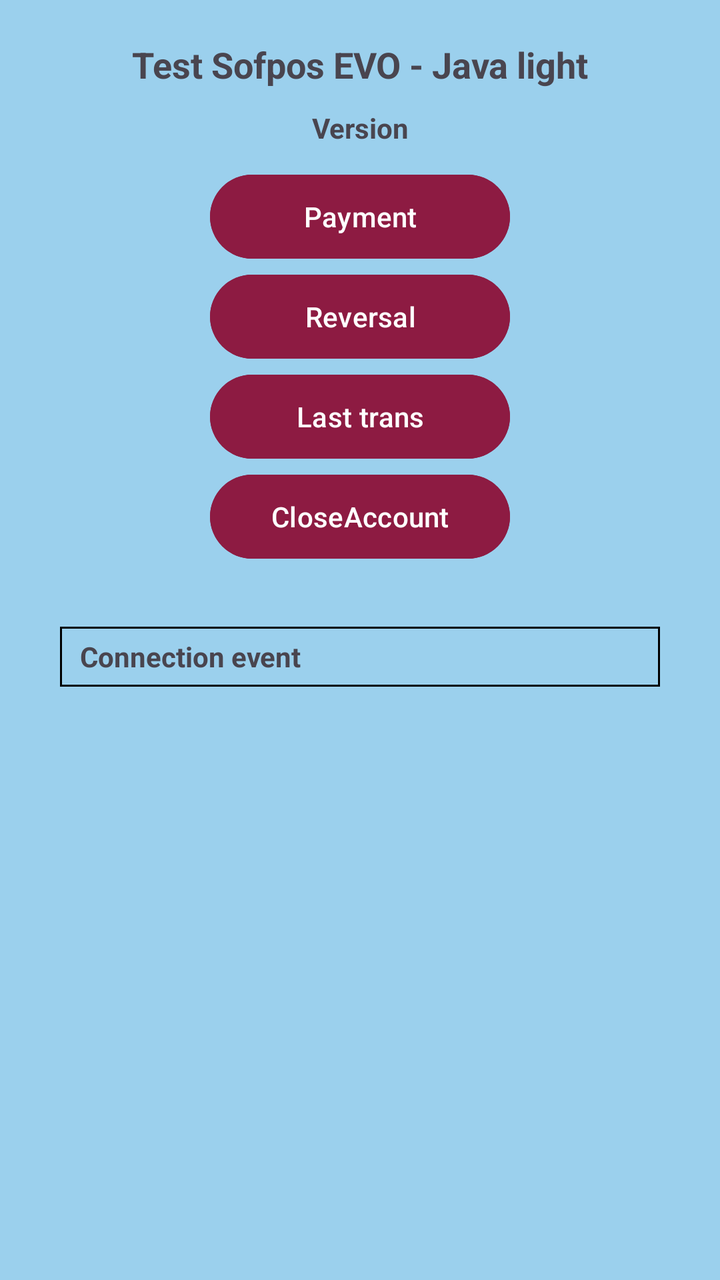
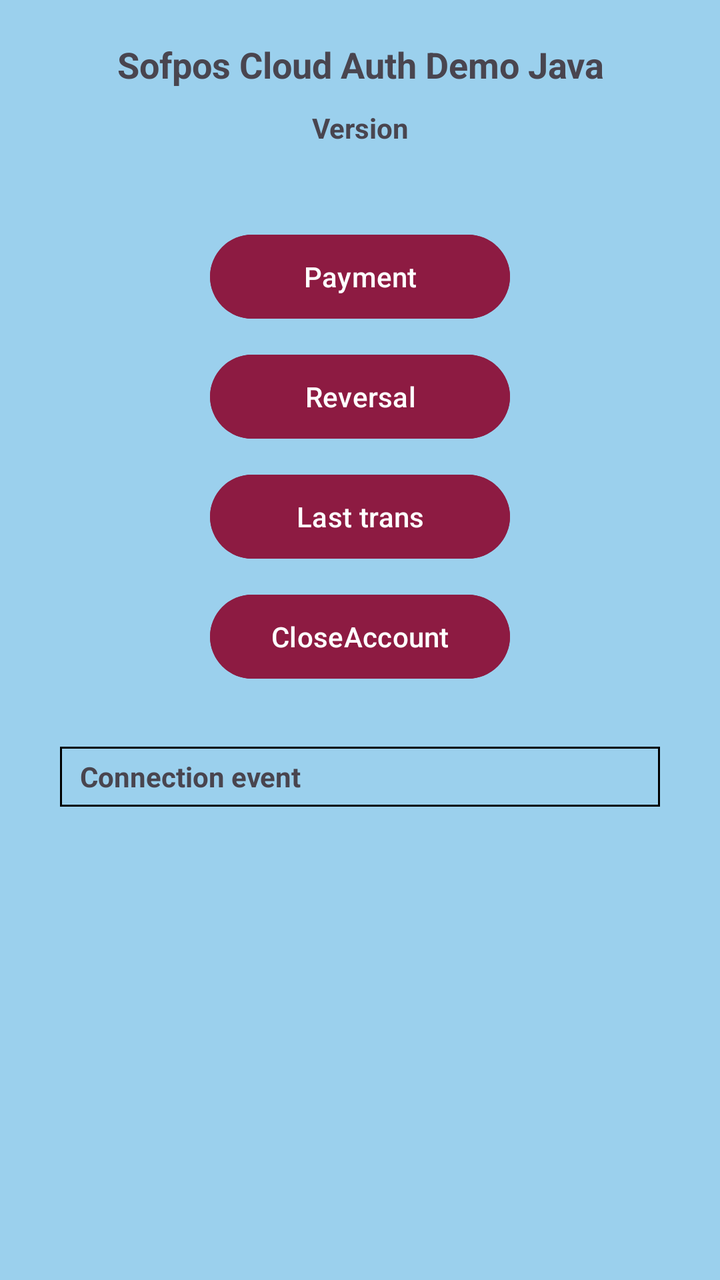

Before-and-after screenshots of an Android layout around one commit, followed by the original layout XML and the change that was made.
<!-- AndroidManifest.xml: application theme Theme.SystIntTestSoftPosEvo -->
<!-- res/layout/activity_main.xml -->
<?xml version="1.0" encoding="utf-8"?>
<LinearLayout xmlns:android="http://schemas.android.com/apk/res/android"
    xmlns:app="http://schemas.android.com/apk/res-auto"
    xmlns:tools="http://schemas.android.com/tools"
    android:id="@+id/main"
    android:layout_width="match_parent"
    android:layout_height="match_parent"
    android:background="@color/color_background_activity"
    android:orientation="vertical"
    tools:context="it.nexi.softpos_evo_java_light.activities.MainActivity">

    <TextView
        android:id="@+id/textView"
        android:layout_width="match_parent"
        android:layout_height="wrap_content"
        android:layout_marginTop="20dp"
        android:text="Test Sofpos EVO - Java light"
        android:textAlignment="center"
        android:textAppearance="@style/TextAppearance.AppCompat.Medium"
        android:textStyle="bold"
        />

    <TextView
        android:id="@+id/textViewAppVersion"
        android:layout_width="wrap_content"
        android:layout_height="wrap_content"
        android:layout_marginTop="10dp"
        android:layout_gravity="center"
        android:text="Version"
        android:textAlignment="center"
        android:textStyle="bold" />

    <ScrollView
        android:layout_width="wrap_content"
        android:layout_height="wrap_content"
        android:layout_gravity="center"
        android:layout_marginTop="10dp"
        >

        <LinearLayout
            android:layout_width="wrap_content"
            android:layout_height="wrap_content"
            android:orientation="vertical"
            android:gravity="center_horizontal"
            >

            <Button
                android:id="@+id/btnPayment"
                android:layout_width="150dp"
                android:layout_height="@dimen/button_height"
                android:backgroundTint="@color/color_background_button"
                android:text="Payment" />

            <Button
                android:id="@+id/btnReversal"
                android:layout_width="150dp"
                android:layout_height="@dimen/button_height"
                android:backgroundTint="@color/color_background_button"
                android:text="Reversal" />

            <Button
                android:id="@+id/btnLastTransaction"
                android:layout_width="150dp"
                android:layout_height="@dimen/button_height"
                android:backgroundTint="@color/color_background_button"
                android:text="Last trans" />

            <Button
                android:id="@+id/btnCloseAccount"
                android:layout_width="150dp"
                android:layout_height="@dimen/button_height"
                android:backgroundTint="@color/color_background_button"
                android:text="CloseAccount" />

            <LinearLayout
                android:layout_width="300dp"
                android:layout_height="30dp"
                android:orientation="horizontal"
                android:layout_marginTop="30dp"
                android:layout_gravity="center_horizontal"
                android:background="@drawable/layout_with_border"
                >

                <TextView
                    android:layout_width="wrap_content"
                    android:layout_height="wrap_content"
                    android:layout_gravity="center_vertical"
                    android:layout_marginStart="10dp"
                    android:text="Connection event"
                    android:textStyle="bold"
                    />

                <TextView
                    android:id="@+id/textViewStatoConnessioneSDK"
                    android:layout_width="wrap_content"
                    android:layout_height="wrap_content"
                    android:layout_gravity="center_vertical"
                    android:layout_marginStart="10dp"
                    android:text=""
                    android:textStyle="bold"
                    />
            </LinearLayout>

        </LinearLayout>

    </ScrollView>

</LinearLayout>
<!-- resources referenced by this layout -->
<resources>
  <color name="color_background_activity">#9BD0ED</color>
  <color name="color_background_button">#8D1B42</color>
  <dimen name="button_height">50dp</dimen>
  <!-- drawable layout_with_border (drawable) -->
  <?xml version="1.0" encoding="utf-8"?>
  <shape xmlns:android="http://schemas.android.com/apk/res/android" android:shape="rectangle">
      <stroke android:width="1dp" />
  </shape>
  <style name="Theme.SystIntTestSoftPosEvo" parent="Base.Theme.SystIntTestSoftPosEvo" />
  <style name="Base.Theme.SystIntTestSoftPosEvo" parent="Theme.Material3.DayNight.NoActionBar">
          
          
      </style>
</resources>

<!-- the commit's change to res/layout/activity_main.xml (unified diff, before → after) -->
@@ -14,7 +14,7 @@
         android:layout_width="match_parent"
         android:layout_height="wrap_content"
         android:layout_marginTop="20dp"
-        android:text="Test Sofpos EVO - Java light"
+        android:text="Sofpos Cloud Auth Demo Java"
         android:textAlignment="center"
         android:textAppearance="@style/TextAppearance.AppCompat.Medium"
         android:textStyle="bold"
@@ -34,7 +34,7 @@
         android:layout_width="wrap_content"
         android:layout_height="wrap_content"
         android:layout_gravity="center"
-        android:layout_marginTop="10dp"
+        android:layout_marginTop="40dp"
         >
 
         <LinearLayout
@@ -55,6 +55,7 @@
                 android:id="@+id/btnReversal"
                 android:layout_width="150dp"
                 android:layout_height="@dimen/button_height"
+                android:layout_marginTop="10dp"
                 android:backgroundTint="@color/color_background_button"
                 android:text="Reversal" />
 
@@ -62,6 +63,7 @@
                 android:id="@+id/btnLastTransaction"
                 android:layout_width="150dp"
                 android:layout_height="@dimen/button_height"
+                android:layout_marginTop="10dp"
                 android:backgroundTint="@color/color_background_button"
                 android:text="Last trans" />
 
@@ -69,6 +71,7 @@
                 android:id="@+id/btnCloseAccount"
                 android:layout_width="150dp"
                 android:layout_height="@dimen/button_height"
+                android:layout_marginTop="10dp"
                 android:backgroundTint="@color/color_background_button"
                 android:text="CloseAccount" />
 
